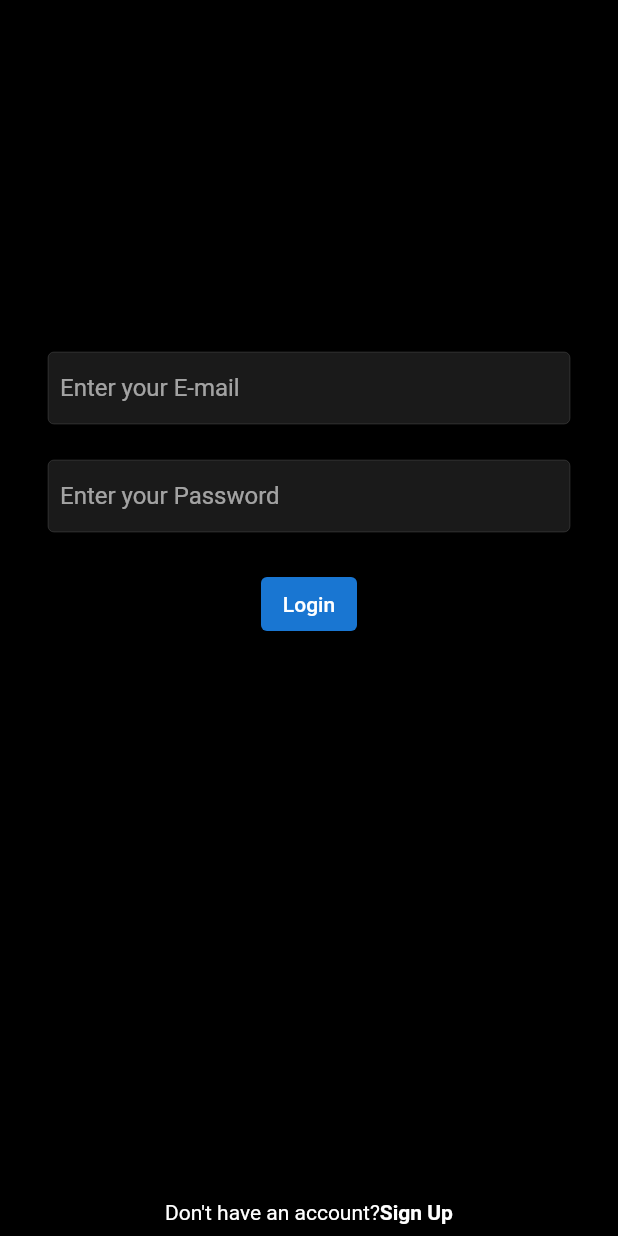
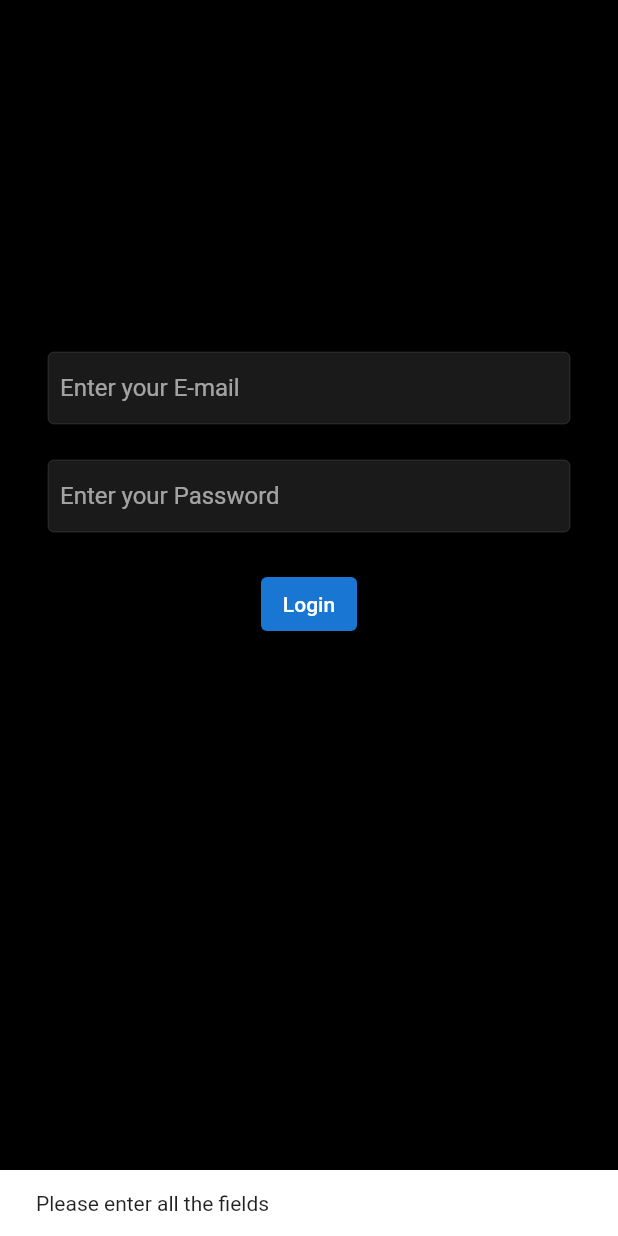
Before and after one commit to crpoudyal/BCA_Quiz, a Flutter app: the LoginScreen screen opened directly, after a tap on "Login", on a phone screen of 412 x 824 dp. Run offline on Flutter 3.47's test engine with Material 2 defaults, Android fonts, the phone set to English and light mode, and no system bars; our stand-ins replace cloud_firestore, firebase_auth, firebase_core, firebase_storage, image_picker; accounts and stored records are empty.

Commit message:
loggin in

```diff
--- a/lib/main.dart
+++ b/lib/main.dart
@@ -35,7 +35,7 @@ class MyApp extends StatelessWidget {
       theme: ThemeData.dark().copyWith(
         scaffoldBackgroundColor: mobileBackgroundColor,
       ),
-      home: const SignupScreen(),
+      home: const LoginScreen(),
       // home: const ResponsiveLayout(
       //   mobileScreenLayout: MobileScreenLayout(),
       //   webScreenLayout: WebScreenLayout(),
--- a/lib/resources/auth_method.dart
+++ b/lib/resources/auth_method.dart
@@ -47,4 +47,24 @@ class AuthMethods {
     }
     return res;
   }
+
+  // Logging in user
+  Future<String> loginUser({
+    required String email,
+    required String password,
+  }) async {
+    String res = "Error occured";
+    try {
+      if (email.isNotEmpty || password.isNotEmpty) {
+        await _auth.signInWithEmailAndPassword(
+            email: email, password: password);
+        res = 'success';
+      } else {
+        res = "Please enter all the fields";
+      }
+    } catch (err) {
+      res = err.toString();
+    }
+    return res;
+  }
 }
--- a/lib/screen/login_screen.dart
+++ b/lib/screen/login_screen.dart
@@ -1,3 +1,5 @@
+import 'package:bca_quiz/resources/auth_method.dart';
+import 'package:bca_quiz/utils/utils.dart';
 import 'package:bca_quiz/widgets/text_field_input.dart';
 import 'package:flutter/material.dart';
 
@@ -11,10 +13,25 @@ class LoginScreen extends StatefulWidget {
 class _LoginScreenState extends State<LoginScreen> {
   final TextEditingController _emailController = TextEditingController();
   final TextEditingController _passwordController = TextEditingController();
+  bool _isLoading = false;
   void despose() {
     super.dispose();
     _emailController.dispose();
     _passwordController.dispose();
+  }
+
+  void loginUser() async {
+    setState(() {
+      _isLoading = true;
+    });
+    String res = await AuthMethods().loginUser(
+        email: _emailController.text, password: _passwordController.text);
+    setState(() {
+      _isLoading = false;
+    });
+    if (res != 'success') {
+      showSnackBar(res, context);
+    }
   }
 
   @override
@@ -51,8 +68,14 @@ class _LoginScreenState extends State<LoginScreen> {
                 height: 24,
               ),
               TextButton(
-                onPressed: () {},
-                child: const Text("Login"),
+                onPressed: loginUser,
+                child: _isLoading
+                    ? const Center(
+                        child: CircularProgressIndicator(
+                          color: Colors.white,
+                        ),
+                      )
+                    : const Text("Login"),
                 style: TextButton.styleFrom(
                   primary: Colors.white,
                   backgroundColor: Colors.blue[700],
```
